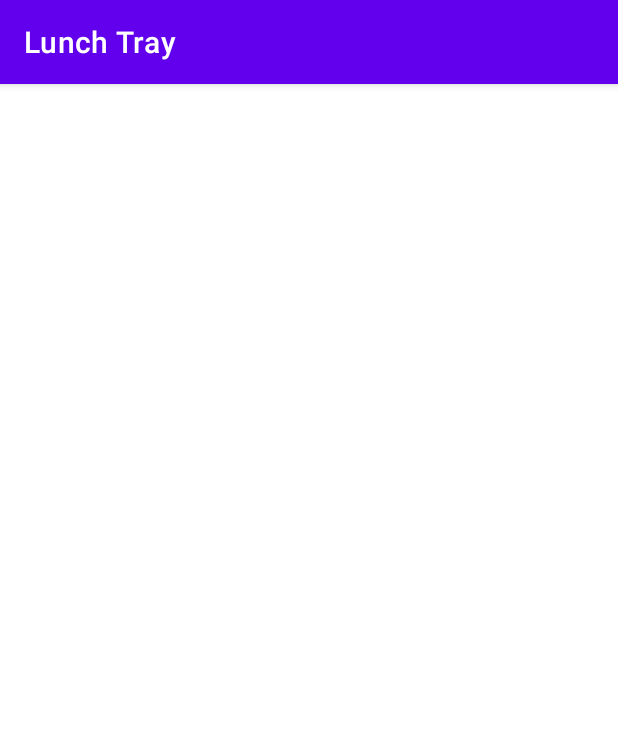
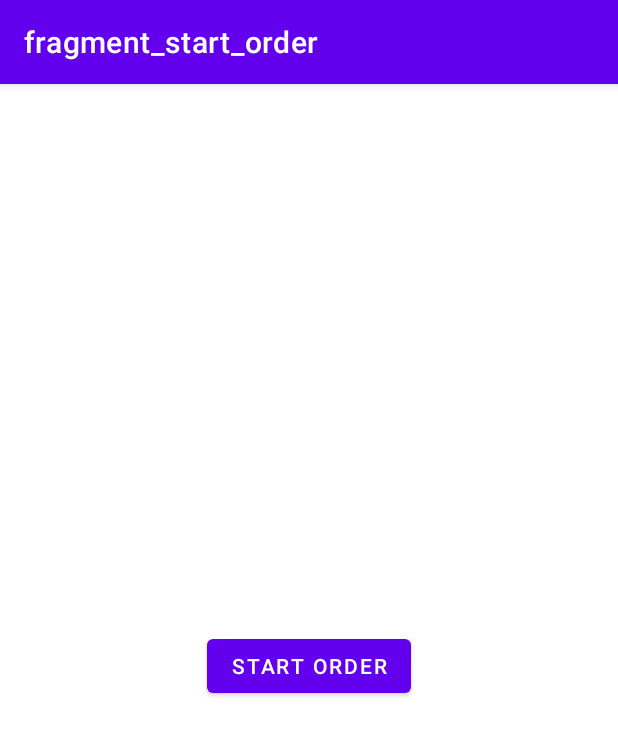
Before and after one commit to DemisChan/LunchTray, an Android app: the screen it shows after launch (MainActivity), on a phone screen of 412 x 824 dp. Shown: the top 735 px of the screen. Run offline under Robolectric (Android 15) with nearby library versions, the phone set to English and light mode, and no system bars; our stand-ins replace navigation-ui.

```diff
--- a/app/src/main/java/com/example/lunchtray/MainActivity.kt
+++ b/app/src/main/java/com/example/lunchtray/MainActivity.kt
@@ -18,6 +18,9 @@ package com.example.lunchtray
 import android.os.Bundle
 import androidx.appcompat.app.AppCompatActivity
 import androidx.navigation.NavController
+import androidx.navigation.findNavController
+import androidx.navigation.fragment.NavHostFragment
+import androidx.navigation.ui.setupActionBarWithNavController
 import com.example.lunchtray.databinding.ActivityMainBinding
 
 class MainActivity : AppCompatActivity() {
@@ -33,6 +36,12 @@ class MainActivity : AppCompatActivity() {
         binding = ActivityMainBinding.inflate(layoutInflater)
         setContentView(binding.root)
 
-        // TODO: Retrieve NavController from the NavHostFragment
+
+        val navHostFragment = supportFragmentManager.
+        findFragmentById(R.id.nav_host_fragment) as NavHostFragment
+
+        val navController = navHostFragment.navController
+
+        setupActionBarWithNavController(navController)
     }
 }
--- a/app/src/main/java/com/example/lunchtray/ui/order/StartOrderFragment.kt
+++ b/app/src/main/java/com/example/lunchtray/ui/order/StartOrderFragment.kt
@@ -20,6 +20,8 @@ import android.view.LayoutInflater
 import android.view.View
 import android.view.ViewGroup
 import androidx.fragment.app.Fragment
+import androidx.navigation.fragment.findNavController
+import com.example.lunchtray.R
 import com.example.lunchtray.databinding.FragmentStartOrderBinding
 
 /**
@@ -45,7 +47,7 @@ class StartOrderFragment : Fragment() {
         val root: View = binding.root
         // Navigate to entree menu
         binding.startOrderBtn.setOnClickListener {
-            // TODO: navigate to the EntreeMenuFragment
+            findNavController().navigate(R.id.action_startOrderFragment_to_entreeMenuFragment)
         }
         return root
     }
--- a/app/src/main/res/layout/activity_main.xml
+++ b/app/src/main/res/layout/activity_main.xml
@@ -21,6 +21,16 @@
     android:layout_width="match_parent"
     android:layout_height="match_parent">
 
-    <!-- TODO: Add a FragmentContainerView with navigation/mobile_navigation as the navHost -->
+    <androidx.fragment.app.FragmentContainerView
+        android:id="@+id/nav_host_fragment"
+        android:name="androidx.navigation.fragment.NavHostFragment"
+        android:layout_width="match_parent"
+        android:layout_height="match_parent"
+        app:defaultNavHost="true"
+        app:navGraph="@navigation/mobile_navigation"
+        app:layout_constraintBottom_toBottomOf="parent"
+        app:layout_constraintLeft_toLeftOf="parent"
+        app:layout_constraintRight_toRightOf="parent"
+        app:layout_constraintTop_toTopOf="parent" />
 
 </androidx.constraintlayout.widget.ConstraintLayout>
--- a/app/src/main/res/navigation/mobile_navigation.xml
+++ b/app/src/main/res/navigation/mobile_navigation.xml
@@ -16,7 +16,65 @@
   -->
 <navigation xmlns:android="http://schemas.android.com/apk/res/android"
     xmlns:app="http://schemas.android.com/apk/res-auto"
-    android:id="@+id/mobile_navigation">
+    xmlns:tools="http://schemas.android.com/tools"
+    android:id="@+id/mobile_navigation"
+    app:startDestination="@id/startOrderFragment">
 
 
+    <fragment
+        android:id="@+id/startOrderFragment"
+        android:name="com.example.lunchtray.ui.order.StartOrderFragment"
+        android:label="fragment_start_order"
+        tools:layout="@layout/fragment_start_order" >
+        <action
+            android:id="@+id/action_startOrderFragment_to_entreeMenuFragment"
+            app:destination="@id/entreeMenuFragment" />
+    </fragment>
+    <fragment
+        android:id="@+id/entreeMenuFragment"
+        android:name="com.example.lunchtray.ui.order.EntreeMenuFragment"
+        android:label="fragment_entree_menu"
+        tools:layout="@layout/fragment_entree_menu"
+        >
+        <action
+            android:id="@+id/action_entreeMenuFragment_to_sideMenuFragment"
+            app:destination="@id/sideMenuFragment" />
+        <action
+            android:id="@+id/action_entreeMenuFragment_to_startOrderFragment"
+            app:destination="@id/startOrderFragment" />
+    </fragment>
+    <fragment
+        android:id="@+id/sideMenuFragment"
+        android:name="com.example.lunchtray.ui.order.SideMenuFragment"
+        android:label="fragment_side_menu"
+        tools:layout="@layout/fragment_side_menu" >
+        <action
+            android:id="@+id/action_sideMenuFragment_to_accompanimentMenuFragment"
+            app:destination="@id/accompanimentMenuFragment" />
+        <action
+            android:id="@+id/action_sideMenuFragment_to_startOrderFragment"
+            app:destination="@id/startOrderFragment" />
+    </fragment>
+    <fragment
+        android:id="@+id/accompanimentMenuFragment"
+        android:name="com.example.lunchtray.ui.order.AccompanimentMenuFragment"
+        android:label="fragment_accompaniment_menu"
+        tools:layout="@layout/fragment_accompaniment_menu" >
+        <action
+            android:id="@+id/action_accompanimentMenuFragment_to_checkoutFragment"
+            app:destination="@id/checkoutFragment" />
+        <action
+            android:id="@+id/action_accompanimentMenuFragment_to_startOrderFragment"
+            app:destination="@id/startOrderFragment" />
+    </fragment>
+    <fragment
+        android:id="@+id/checkoutFragment"
+        android:name="com.example.lunchtray.ui.order.CheckoutFragment"
+        android:label="fragment_checkout"
+        tools:layout="@layout/fragment_checkout" >
+        <action
+            android:id="@+id/action_checkoutFragment_to_startOrderFragment"
+            app:destination="@id/startOrderFragment" />
+    </fragment>
+
 </navigation>
```
Also changed, not shown: app/src/main/java/com/example/lunchtray/model/OrderViewModel.kt (+48 -26 lines), app/src/main/java/com/example/lunchtray/ui/order/AccompanimentMenuFragment.kt (+10 -4 lines), app/src/main/java/com/example/lunchtray/ui/order/CheckoutFragment.kt (+8 -5 lines), app/src/main/java/com/example/lunchtray/ui/order/EntreeMenuFragment.kt (+10 -4 lines), app/src/main/java/com/example/lunchtray/ui/order/SideMenuFragment.kt (+12 -4 lines), app/src/main/res/layout/fragment_accompaniment_menu.xml (+13 -10 lines), app/src/main/res/layout/fragment_checkout.xml (+21 -12 lines), app/src/main/res/layout/fragment_entree_menu.xml (+25 -18 lines), app/src/main/res/layout/fragment_side_menu.xml (+14 -8 lines).
